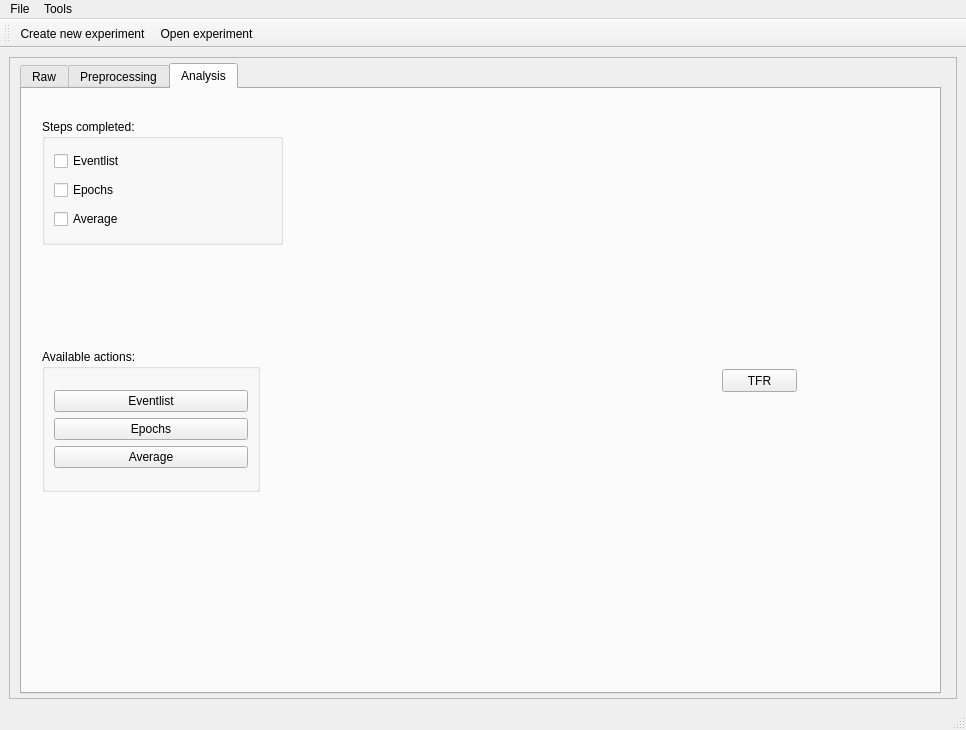
Old version of the form hoksotin/ui/qt4Designer/UIehdotus11.ui in the repository cibr-jyu/meggie.
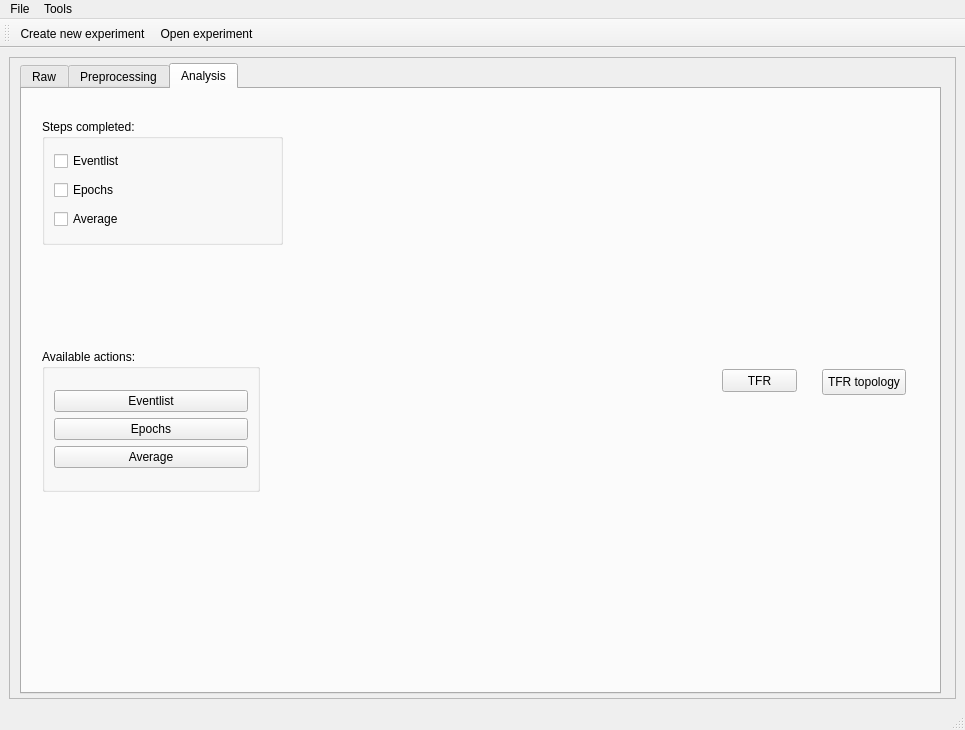
New version of the form. The open tabs and pages were chosen to show the change.

```diff
--- a/hoksotin/ui/qt4Designer/UIehdotus11.ui
+++ b/hoksotin/ui/qt4Designer/UIehdotus11.ui
@@ -6,7 +6,7 @@
    <rect>
     <x>0</x>
     <y>0</y>
-    <width>966</width>
+    <width>965</width>
     <height>730</height>
    </rect>
   </property>
@@ -766,6 +766,19 @@
               <string>TFR</string>
              </property>
             </widget>
+            <widget class="QPushButton" name="pushButtonTFRTopology">
+             <property name="geometry">
+              <rect>
+               <x>800</x>
+               <y>280</y>
+               <width>84</width>
+               <height>26</height>
+              </rect>
+             </property>
+             <property name="text">
+              <string>TFR topology</string>
+             </property>
+            </widget>
            </widget>
           </widget>
          </item>
@@ -781,8 +794,8 @@
     <rect>
      <x>0</x>
      <y>0</y>
-     <width>966</width>
-     <height>29</height>
+     <width>965</width>
+     <height>23</height>
     </rect>
    </property>
    <property name="defaultUp">
```
Left out of the diff: 2 changed lines with no effect on the pictures.
